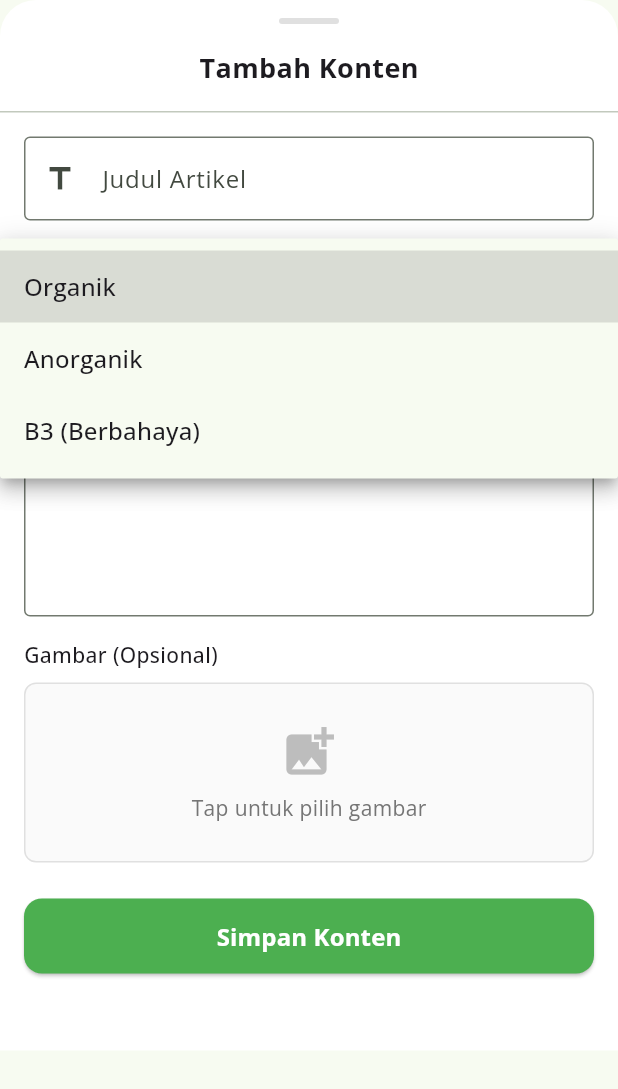
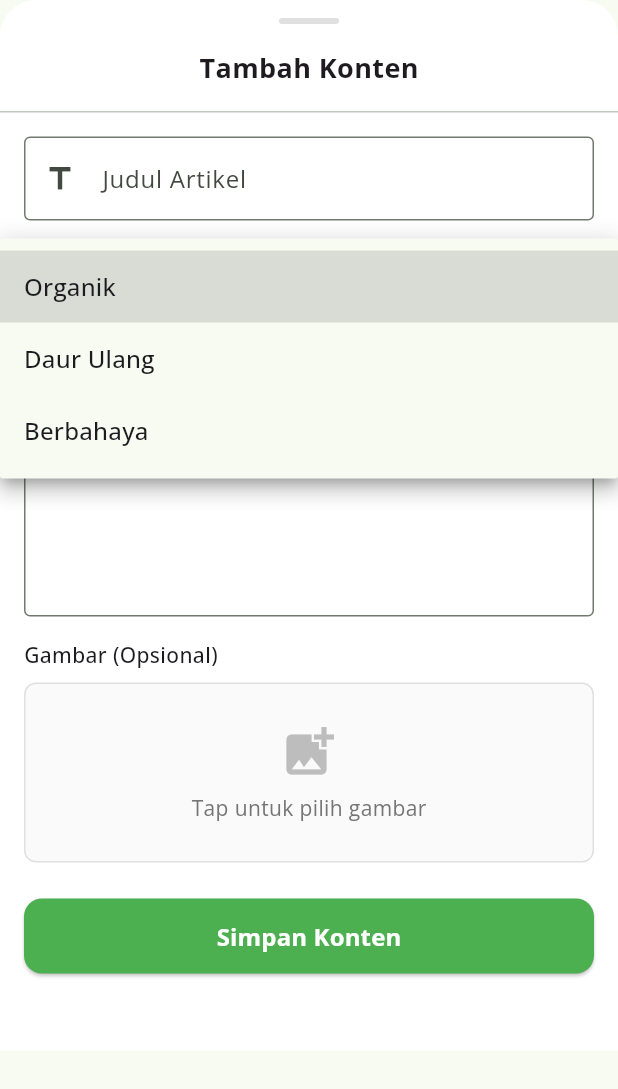
Before and after one commit to taworld-star/greenshift, a Flutter app: the ContentFormSheet widget shown alone on an empty page, opened directly with empty values, after a tap on "Organik", on a phone screen of 412 x 824 dp. Shown: the top 1089 px of the screen. Run offline on Flutter 3.47's test engine with Material 3 defaults, Android fonts, the phone set to English and light mode, and no system bars; our stand-ins replace camera, google_fonts, image_picker, permission_handler, shared_preferences; accounts and stored records are empty; network calls fail.

Commit message:
Update Readme Project GreenShift All

```diff
--- a/mobile/greenshift/lib/presentation/admin/admin_dashboard_page.dart
+++ b/mobile/greenshift/lib/presentation/admin/admin_dashboard_page.dart
@@ -244,13 +244,13 @@ class _AdminDashboardPageState extends State<AdminDashboardPage> {
   Widget _buildBadge(String category) {
     final colors = {
       'organik': Colors.green,
-      'anorganik': Colors.blue,
-      'b3': Colors.red,
+      'daur_ulang': Colors.blue,
+      'berbahaya': Colors.red,
     };
     final labels = {
       'organik': 'Organik',
-      'anorganik': 'Anorganik',
-      'b3': 'B3',
+      'daur_ulang': 'Daur Ulang',
+      'berbahaya': 'Berbahaya',
     };
 
     final color = colors[category] ?? Colors.grey;
@@ -290,8 +290,8 @@ class _ContentFormSheetState extends State<ContentFormSheet> {
 
   final List<Map<String, String>> _categories = [
     {'key': 'organik', 'label': 'Organik'},
-    {'key': 'anorganik', 'label': 'Anorganik'},
-    {'key': 'b3', 'label': 'B3 (Berbahaya)'},
+    {'key': 'daur_ulang', 'label': 'Daur Ulang'},
+    {'key': 'berbahaya', 'label': 'Berbahaya'},
   ];
 
   @override
--- a/mobile/greenshift/lib/presentation/profile/profile_page.dart
+++ b/mobile/greenshift/lib/presentation/profile/profile_page.dart
@@ -1,3 +1,5 @@
+import 'dart:io';
+
 import 'package:flutter/material.dart';
 import 'package:image_picker/image_picker.dart';
 import 'package:greenshift/data/repository/auth_repository.dart';
@@ -202,8 +204,8 @@ class _ProfilePageState extends State<ProfilePage> {
                 backgroundColor: Colors.white,
                 child: _profileImagePath != null
                     ? ClipOval(
-                        child: Image.asset(
-                          _profileImagePath!,
+                        child: Image.file(
+                          File(_profileImagePath!),
                           width: 96,
                           height: 96,
                           fit: BoxFit.cover,
```
Also changed, not shown: 4 other files.
